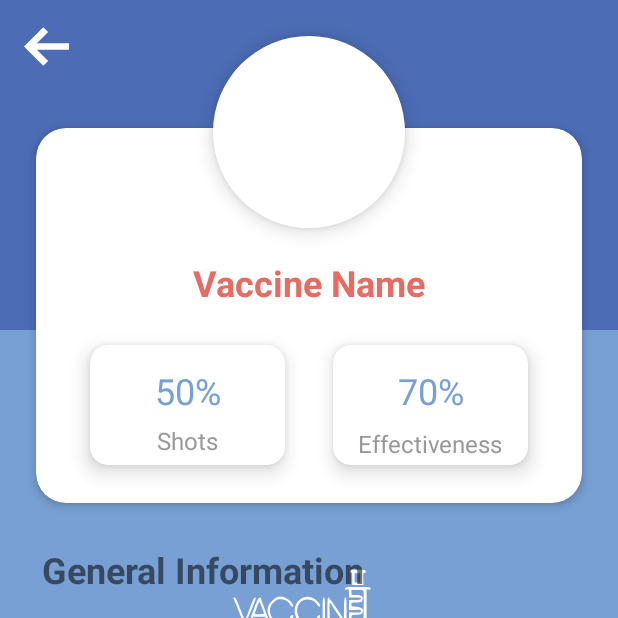
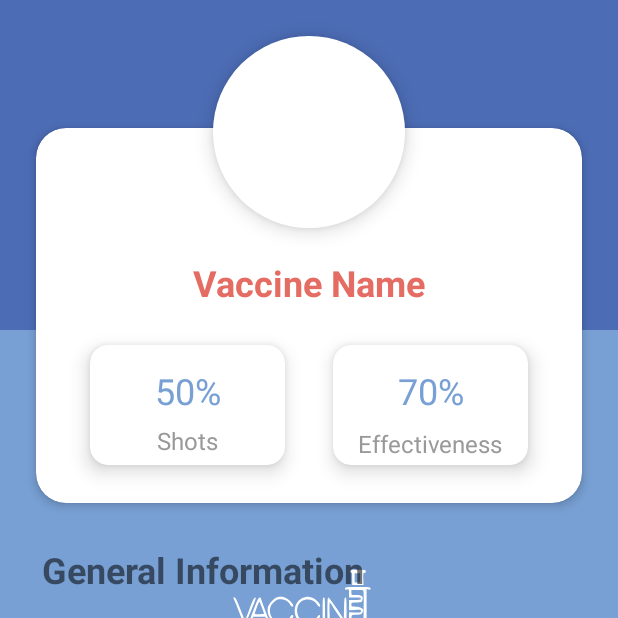
Before and after one commit to Al-Taie/Covid19Vaccine, an Android app: the fragment VaccineDetailsFragment shown on its own in the app's theme, on a phone screen of 412 x 824 dp, the top half of it. Run offline under Robolectric (Android 15) with nearby library versions, the phone set to English and light mode, and no system bars; network calls fail.

Commit message:
fix: vaccine details

```diff
--- a/app/src/main/java/com/melon/covid_19_vaccine/ui/vaccines/VaccineDetailsFragment.kt
+++ b/app/src/main/java/com/melon/covid_19_vaccine/ui/vaccines/VaccineDetailsFragment.kt
@@ -1,6 +1,7 @@
 package com.melon.covid_19_vaccine.ui.vaccines
 
 import android.os.Bundle
+import android.util.Log
 import android.view.LayoutInflater
 import android.view.View
 import android.view.ViewGroup
@@ -21,11 +22,6 @@ class VaccineDetailsFragment : BaseFragment<FragmentVaccineDetailsBinding>() {
     override fun setup() {}
 
     override fun callBack() {
-
-        binding.goBackButton.setOnClickListener {
-            view?.findViewById<View>(R.id.fragment_container_two)?.visibility = View.INVISIBLE
-            view?.findViewById<View>(R.id.scroll_view)?.visibility = View.VISIBLE
-        }
     }
 
     override val inflate: (LayoutInflater, ViewGroup?, attachToRoot: Boolean) -> FragmentVaccineDetailsBinding
@@ -63,4 +59,5 @@ class VaccineDetailsFragment : BaseFragment<FragmentVaccineDetailsBinding>() {
             }
         }
     }
+
 }
--- a/app/src/main/res/layout/fragment_vaccine_details.xml
+++ b/app/src/main/res/layout/fragment_vaccine_details.xml
@@ -26,6 +26,7 @@
     <ImageButton
         android:background="@drawable/arrow_back"
         android:id="@+id/go_back_button"
+        android:visibility="gone"
         android:layout_width="wrap_content"
         android:layout_height="wrap_content"
         android:layout_margin="16dp"
@@ -110,8 +111,6 @@
         app:layout_constraintStart_toStartOf="@+id/doses_card"
         app:layout_constraintTop_toBottomOf="@+id/doses_percent" />
 
-
-
     <androidx.cardview.widget.CardView
         android:id="@+id/efficacy_card"
         android:layout_width="wrap_content"
@@ -181,6 +180,7 @@
         android:id="@+id/type_text"
         style="@style/vaccineInfoHeadlinesDetails"
         tools:text="@string/type_of_vaccine"
+        android:visibility="gone"
         android:paddingHorizontal="16dp"
         app:layout_constraintEnd_toEndOf="parent"
         app:layout_constraintStart_toStartOf="parent"
```
